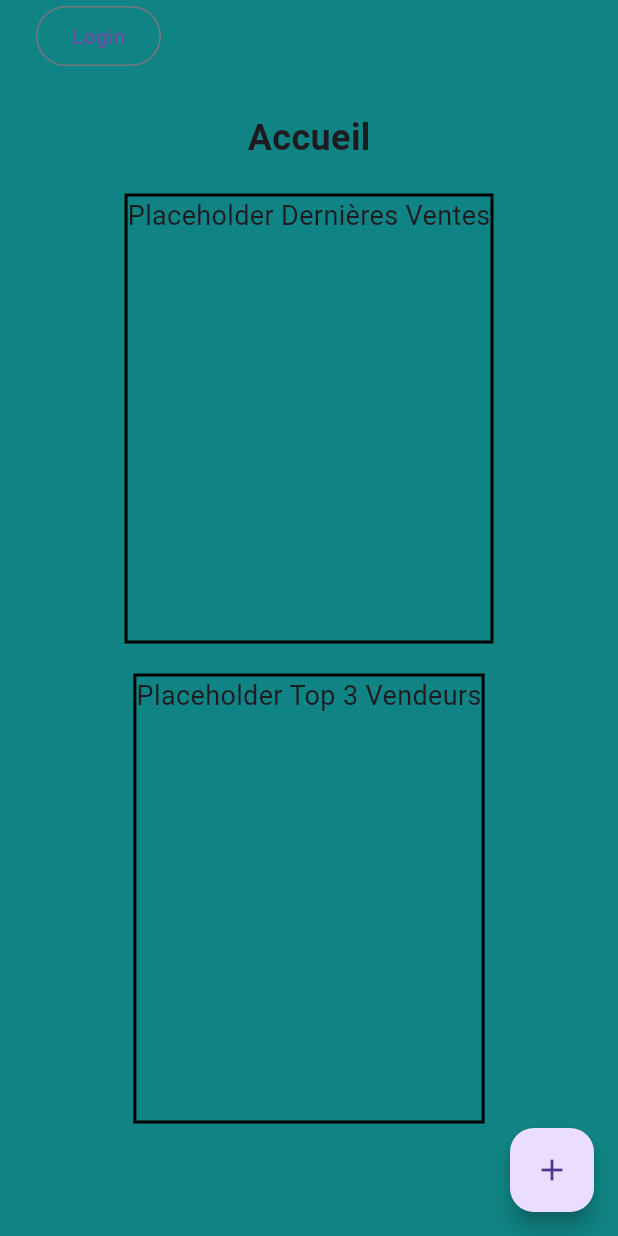
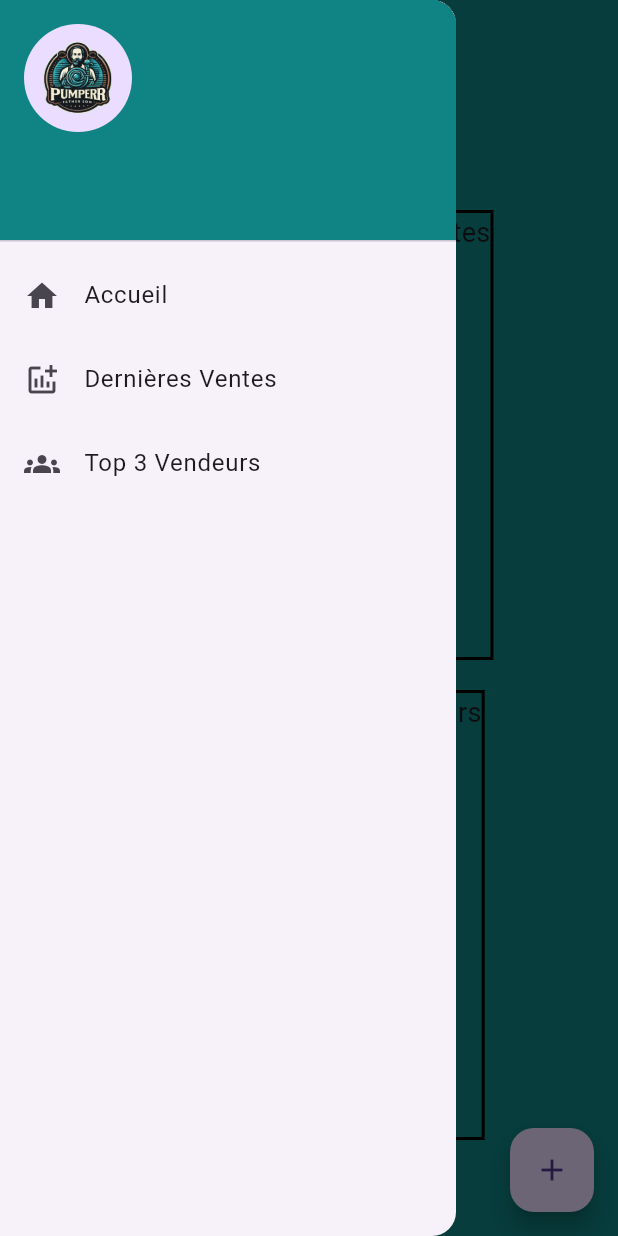
Before and after one commit to GuillaumeKESTEMAN/Flutter-Project, a Flutter app: the screen it shows after launch, with the side drawer open (before the commit the screen has no drawer), on a phone screen of 412 x 824 dp. Run offline on Flutter 3.47's test engine with Material 3 defaults, Android fonts, the phone set to English and light mode, and no system bars; our stand-ins replace firebase_auth, firebase_core, go_router; missing offline and left inert: firebase_ui_auth; accounts and stored records are empty; generated files the repository leaves out were written again.

Commit message:
Feature/create drawer (#22)
* Create a reusable drawer

* feat: connect account drawer header to user state

---------

Co-authored-by: Guillaume Kesteman <guillaume.kesteman@enigma-school.com>

```diff
--- a/lib/src/screens/home_page.dart
+++ b/lib/src/screens/home_page.dart
@@ -2,6 +2,7 @@ import 'package:firebase_auth/firebase_auth.dart';
 import 'package:flutter/material.dart';
 import 'package:flutter_project/app_state.dart';
 import 'package:flutter_project/src/services/authentication.dart';
+import 'package:flutter_project/src/widgets/custom_drawer.dart';
 import 'package:provider/provider.dart';
 
 class HomePage extends StatelessWidget {
@@ -15,6 +16,17 @@ class HomePage extends StatelessWidget {
             // To add
           },
           child: const Icon(Icons.add),
+        ),
+        appBar: AppBar(
+            backgroundColor: const Color.fromRGBO(16, 132, 132, 1),
+            centerTitle: true,
+            title: const Text('Accueil',
+                style: TextStyle(
+                  fontSize: 24,
+                  fontWeight: FontWeight.bold,
+                ))),
+        drawer: Consumer<ApplicationState>(
+          builder: (context, appState, _) => CustomDrawer(appState),
         ),
         body: Stack(
           children: [
@@ -31,13 +43,6 @@ class HomePage extends StatelessWidget {
                 child: Column(
               mainAxisAlignment: MainAxisAlignment.center,
               children: [
-            Text(
-              'Accueil',
-              style: TextStyle(
-                fontSize: 24,
-                fontWeight: FontWeight.bold,
-              ),
-            ),
                 SizedBox(height: 20),
                 Container(
                     height: 300,
@@ -52,8 +57,7 @@ class HomePage extends StatelessWidget {
                       style: TextStyle(
                         fontSize: 18,
                       ),
-              )
-            ),
+                    )),
                 SizedBox(height: 20),
                 Container(
                     height: 300,
@@ -68,8 +72,7 @@ class HomePage extends StatelessWidget {
                       style: TextStyle(
                         fontSize: 18,
                       ),
-              )
-            ),
+                    )),
               ],
             )),
           ],
--- /dev/null
+++ b/lib/src/widgets/custom_drawer.dart
@@ -0,0 +1,49 @@
+import 'package:flutter/material.dart';
+import 'package:flutter_project/app_state.dart';
+
+class CustomDrawer extends StatelessWidget {
+  final ApplicationState appState;
+
+  CustomDrawer(this.appState);
+
+  @override
+  Widget build(BuildContext context) {
+    return Drawer(
+      child: ListView(
+        children: [
+          UserAccountsDrawerHeader(
+              accountName: Text(appState.user?.displayName ?? ""),
+              accountEmail: Text(appState.user?.email ?? ""),
+            currentAccountPicture: CircleAvatar(
+              backgroundImage: AssetImage('assets/logo.png'),
+            ),
+            decoration: BoxDecoration(
+              color: const Color.fromRGBO(16, 132, 132, 1),
+            )
+          ),
+          ListTile(
+            leading: Icon(Icons.home),
+            title: Text('Accueil'),
+            onTap: () {
+              // Handle home button tap
+            },
+          ),
+          ListTile(
+            leading: Icon(Icons.addchart),
+            title: Text('Dernières Ventes'),
+            onTap: () {
+              // Handle settings button tap
+            },
+          ),
+          ListTile(
+            leading: Icon(Icons.groups),
+            title: Text('Top 3 Vendeurs'),
+            onTap: () {
+              // Handle settings button tap
+            },
+          )
+        ],
+      ),
+    );
+  }
+}
```
Lines whose indentation alone changed are shown as unchanged.
